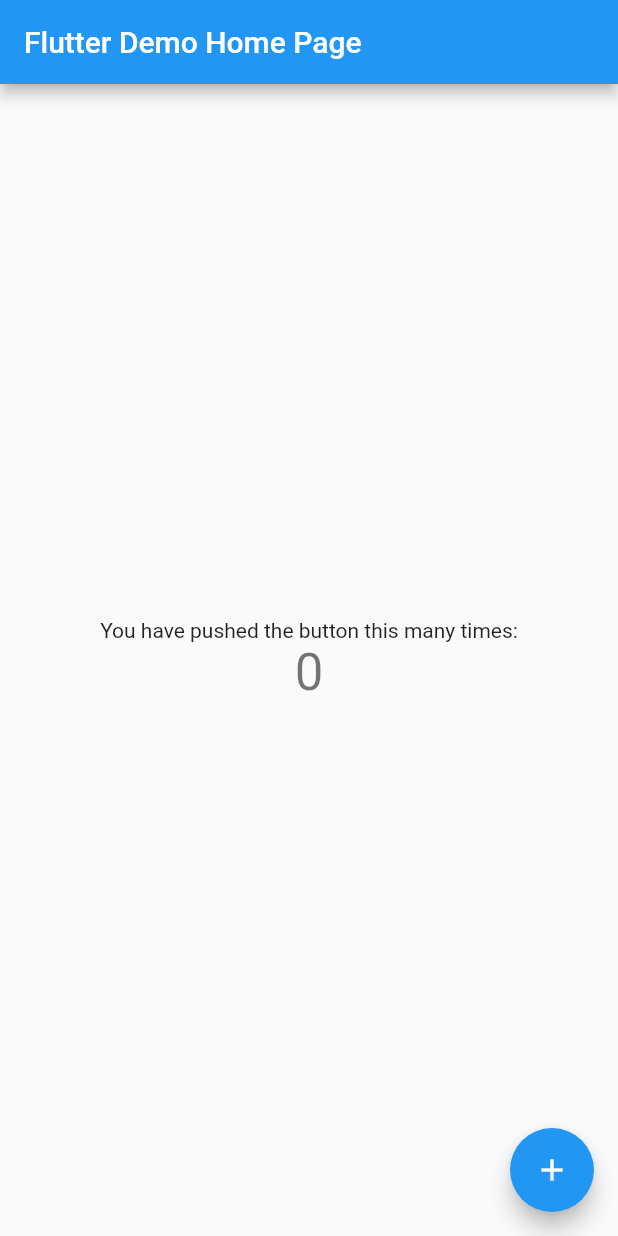
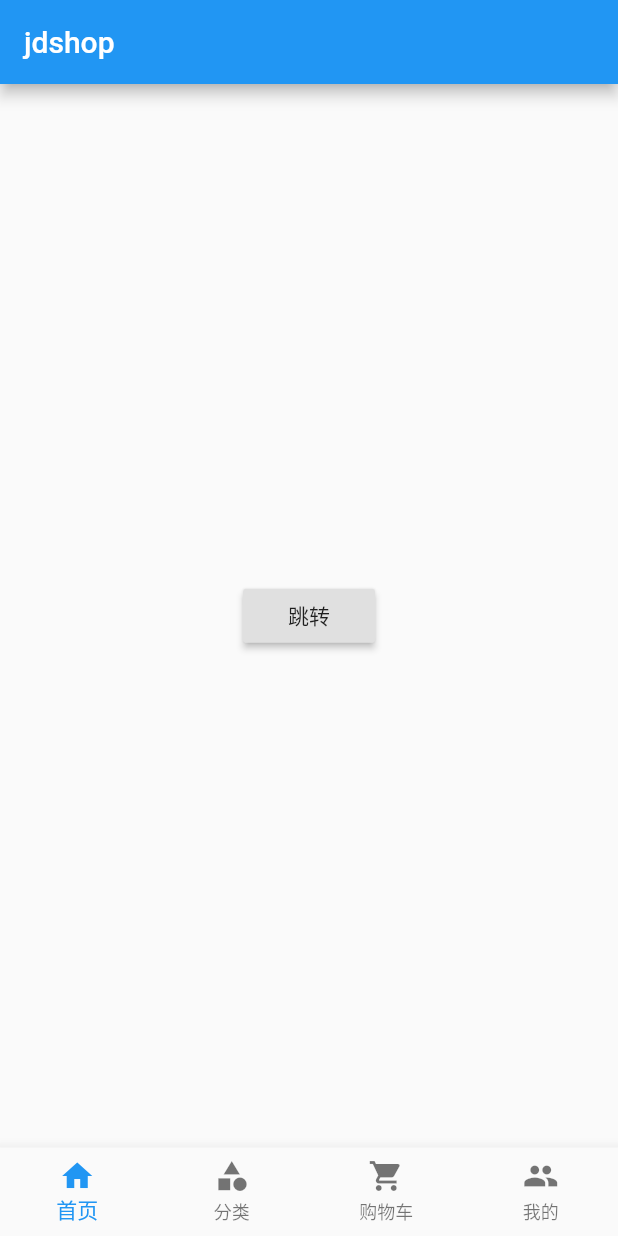
Before and after one commit to liduzhong/liduzhong.github.io, a Flutter app: the screen it shows after launch, on a phone screen of 412 x 824 dp. Run offline on Flutter 3.47's test engine with Material 2 defaults, Android fonts, the phone set to English and light mode, and no system bars; missing offline and left inert: dart:ffi.

Commit message:
基本框架搭建

```diff
--- a/lib/main.dart
+++ b/lib/main.dart
@@ -1,113 +1,23 @@
 import 'package:flutter/material.dart';
+import 'pages/tabs/Tabs.dart';
+import 'routers/router.dart';
 
-void main() {
-  runApp(MyApp());
+void main() => runApp(MyApp());
+
+class MyApp extends StatefulWidget {
+  MyApp({Key key}) : super(key: key);
+
+  @override
+  _MyAppState createState() => _MyAppState();
 }
 
-class MyApp extends StatelessWidget {
-  // This widget is the root of your application.
+class _MyAppState extends State<MyApp> {
   @override
   Widget build(BuildContext context) {
     return MaterialApp(
-      title: 'Flutter Demo',
-      theme: ThemeData(
-        // This is the theme of your application.
-        //
-        // Try running your application with "flutter run". You'll see the
-        // application has a blue toolbar. Then, without quitting the app, try
-        // changing the primarySwatch below to Colors.green and then invoke
-        // "hot reload" (press "r" in the console where you ran "flutter run",
-        // or simply save your changes to "hot reload" in a Flutter IDE).
-        // Notice that the counter didn't reset back to zero; the application
-        // is not restarted.
-        primarySwatch: Colors.blue,
-      ),
-      home: MyHomePage(title: 'Flutter Demo Home Page'),
+      // home: Tabs(),
+      initialRoute: '/',
+      onGenerateRoute: onGenerateRoute,
     );
   }
 }
-
-class MyHomePage extends StatefulWidget {
-  MyHomePage({Key key, this.title}) : super(key: key);
-
-  // This widget is the home page of your application. It is stateful, meaning
-  // that it has a State object (defined below) that contains fields that affect
-  // how it looks.
-
-  // This class is the configuration for the state. It holds the values (in this
-  // case the title) provided by the parent (in this case the App widget) and
-  // used by the build method of the State. Fields in a Widget subclass are
-  // always marked "final".
-
-  final String title;
-
-  @override
-  _MyHomePageState createState() => _MyHomePageState();
-}
-
-class _MyHomePageState extends State<MyHomePage> {
-  int _counter = 0;
-
-  void _incrementCounter() {
-    setState(() {
-      // This call to setState tells the Flutter framework that something has
-      // changed in this State, which causes it to rerun the build method below
-      // so that the display can reflect the updated values. If we changed
-      // _counter without calling setState(), then the build method would not be
-      // called again, and so nothing would appear to happen.
-      _counter++;
-    });
-  }
-
-  @override
-  Widget build(BuildContext context) {
-    // This method is rerun every time setState is called, for instance as done
-    // by the _incrementCounter method above.
-    //
-    // The Flutter framework has been optimized to make rerunning build methods
-    // fast, so that you can just rebuild anything that needs updating rather
-    // than having to individually change instances of widgets.
-    return Scaffold(
-      appBar: AppBar(
-        // Here we take the value from the MyHomePage object that was created by
-        // the App.build method, and use it to set our appbar title.
-        title: Text(widget.title),
-      ),
-      body: Center(
-        // Center is a layout widget. It takes a single child and positions it
-        // in the middle of the parent.
-        child: Column(
-          // Column is also a layout widget. It takes a list of children and
-          // arranges them vertically. By default, it sizes itself to fit its
-          // children horizontally, and tries to be as tall as its parent.
-          //
-          // Invoke "debug painting" (press "p" in the console, choose the
-          // "Toggle Debug Paint" action from the Flutter Inspector in Android
-          // Studio, or the "Toggle Debug Paint" command in Visual Studio Code)
-          // to see the wireframe for each widget.
-          //
-          // Column has various properties to control how it sizes itself and
-          // how it positions its children. Here we use mainAxisAlignment to
-          // center the children vertically; the main axis here is the vertical
-          // axis because Columns are vertical (the cross axis would be
-          // horizontal).
-          mainAxisAlignment: MainAxisAlignment.center,
-          children: <Widget>[
-            Text(
-              'You have pushed the button this many times:',
-            ),
-            Text(
-              '$_counter',
-              style: Theme.of(context).textTheme.headline4,
-            ),
-          ],
-        ),
-      ),
-      floatingActionButton: FloatingActionButton(
-        onPressed: _incrementCounter,
-        tooltip: 'Increment',
-        child: Icon(Icons.add),
-      ), // This trailing comma makes auto-formatting nicer for build methods.
-    );
-  }
-}
--- /dev/null
+++ b/lib/pages/tabs/Home.dart
@@ -0,0 +1,29 @@
+import 'dart:ffi';
+
+import 'package:flutter/material.dart';
+
+class HomePage extends StatefulWidget {
+  HomePage({Key key}) : super(key: key);
+
+  @override
+  _HomePageState createState() => _HomePageState();
+}
+
+class _HomePageState extends State<HomePage> {
+  @override
+  Widget build(BuildContext context) {
+    return Center(
+      child: Column(
+        mainAxisAlignment: MainAxisAlignment.center,
+        children: [
+          RaisedButton(
+            onPressed: () {
+              Navigator.pushNamed(context, '/search');
+            },
+            child: Text("跳转"),
+          ),
+        ],
+      ),
+    );
+  }
+}
--- /dev/null
+++ b/lib/pages/tabs/Tabs.dart
@@ -0,0 +1,53 @@
+import 'package:flutter/material.dart';
+import 'Cart.dart';
+import 'Home.dart';
+import 'Category.dart';
+import 'User.dart';
+
+class Tabs extends StatefulWidget {
+  Tabs({Key key}) : super(key: key);
+
+  @override
+  _TabsState createState() => _TabsState();
+}
+
+class _TabsState extends State<Tabs> {
+  int _currentIndex = 0;
+  List _pageList = [HomePage(), CategoryPage(), CartPage(), UserPage()];
+  @override
+  Widget build(BuildContext context) {
+    return Scaffold(
+      appBar: AppBar(
+        title: Text('jdshop'),
+      ),
+      body: this._pageList[this._currentIndex],
+      bottomNavigationBar: BottomNavigationBar(
+        currentIndex: _currentIndex,
+        onTap: (index) {
+          setState(() {
+            this._currentIndex = index;
+          });
+        },
+        type: BottomNavigationBarType.fixed,
+        items: [
+          BottomNavigationBarItem(
+            icon: Icon(Icons.home),
+            title: Text('首页'),
+          ),
+          BottomNavigationBarItem(
+            icon: Icon(Icons.category),
+            title: Text('分类'),
+          ),
+          BottomNavigationBarItem(
+            icon: Icon(Icons.shopping_cart),
+            title: Text('购物车'),
+          ),
+          BottomNavigationBarItem(
+            icon: Icon(Icons.people),
+            title: Text('我的'),
+          ),
+        ],
+      ),
+    );
+  }
+}
--- /dev/null
+++ b/lib/routers/router.dart
@@ -0,0 +1,28 @@
+import 'package:flutter/material.dart';
+import '../pages/tabs/Tabs.dart';
+import '../pages/Search.dart';
+
+// 添加路由路径
+final routes = {
+  '/': (context) => Tabs(),
+  '/search': (context) => SearchPage(),
+};
+
+// 固定写法
+var onGenerateRoute = (RouteSettings settings) {
+  // 统一处理
+  final String name = settings.name;
+  final Function pageContentBuilder = routes[name];
+  if (pageContentBuilder != null) {
+    if (settings.arguments != null) {
+      final Route route = MaterialPageRoute(
+          builder: (context) =>
+              pageContentBuilder(context, arguments: settings.arguments));
+      return route;
+    } else {
+      final Route route =
+          MaterialPageRoute(builder: (context) => pageContentBuilder(context));
+      return route;
+    }
+  }
+};
```
Also changed, not shown: lib/pages/Search.dart (added, +22 -0 lines), lib/pages/tabs/Cart.dart (added, +17 -0 lines), lib/pages/tabs/Category.dart (added, +17 -0 lines), lib/pages/tabs/User.dart (added, +17 -0 lines).
